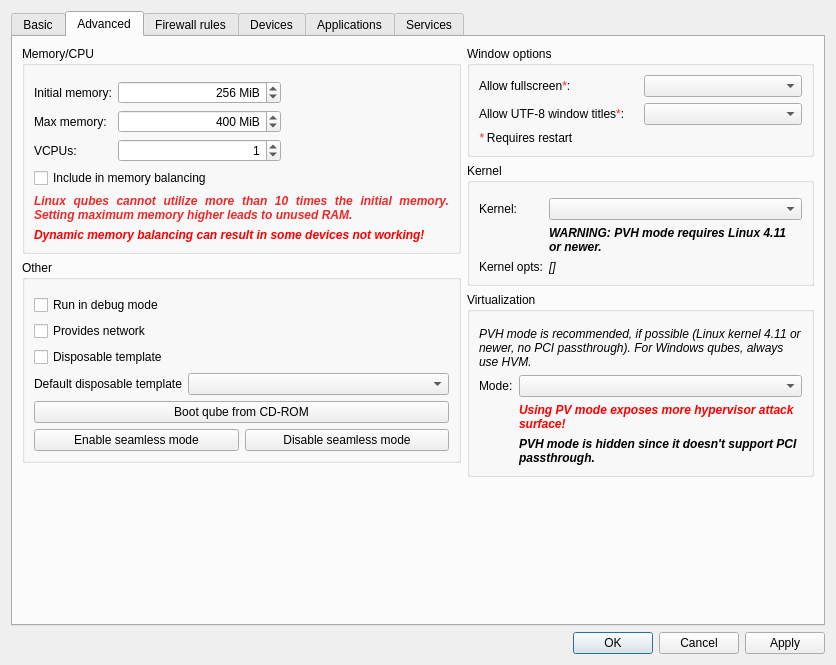
Qt form ui/settingsdlg.ui (QubesOS/qubes-manager) before a commit.
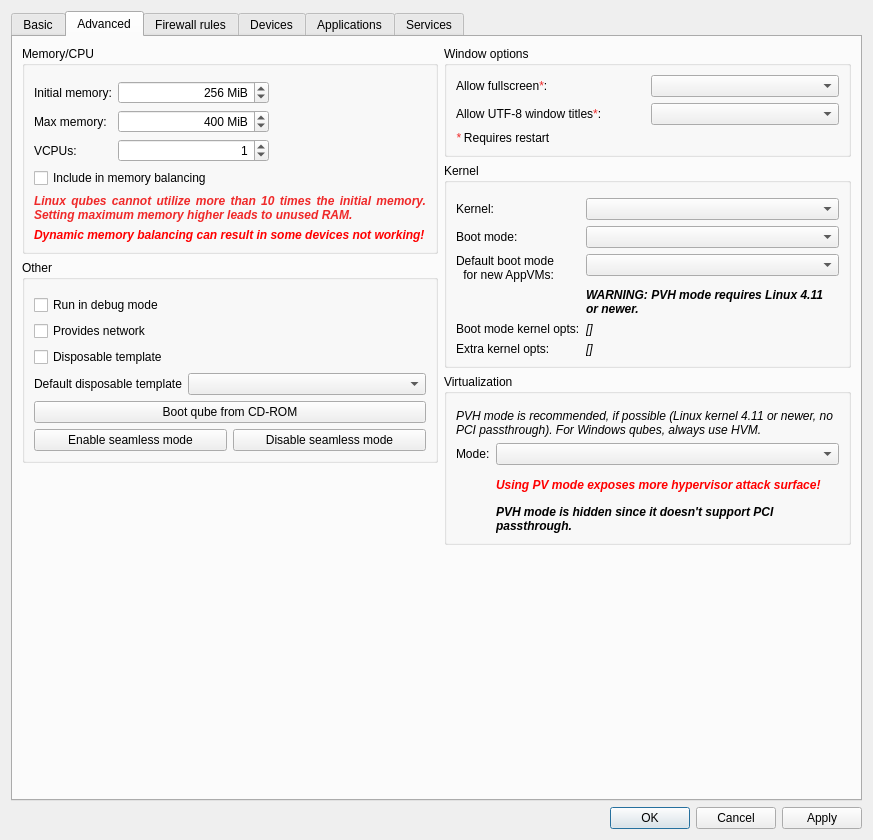
The same form after that commit. The open tabs and pages were chosen to show the change. Icons and pictures are not drawn. Custom widgets are drawn as their Qt base class.

Commit message: Add boot mode support

Diff of the .ui file:
```diff
--- a/ui/settingsdlg.ui
+++ b/ui/settingsdlg.ui
@@ -6,8 +6,8 @@
    <rect>
     <x>0</x>
     <y>0</y>
-    <width>836</width>
-    <height>665</height>
+    <width>873</width>
+    <height>840</height>
    </rect>
   </property>
   <property name="windowTitle">
@@ -943,6 +943,9 @@
                <widget class="QComboBox" name="kernel"/>
               </item>
               <item row="1" column="1">
+               <widget class="QComboBox" name="bootmode"/>
+              </item>
+              <item row="3" column="1">
                <widget class="QLabel" name="pvh_kernel_version_warning">
                 <property name="sizePolicy">
                  <sizepolicy hsizetype="Preferred" vsizetype="Minimum">
@@ -965,7 +968,7 @@
                 </property>
                </widget>
               </item>
-              <item row="2" column="0">
+              <item row="5" column="0">
                <widget class="QLabel" name="label_20">
                 <property name="sizePolicy">
                  <sizepolicy hsizetype="Preferred" vsizetype="Minimum">
@@ -974,11 +977,11 @@
                  </sizepolicy>
                 </property>
                 <property name="text">
-                 <string>Kernel opts:</string>
+                 <string>Extra kernel opts:</string>
                 </property>
                </widget>
               </item>
-              <item row="2" column="1">
+              <item row="5" column="1">
                <widget class="QLabel" name="kernel_opts">
                 <property name="sizePolicy">
                  <sizepolicy hsizetype="Maximum" vsizetype="Minimum">
@@ -1007,6 +1010,72 @@
                 </property>
                </widget>
               </item>
+              <item row="2" column="1">
+               <widget class="QComboBox" name="appvm_default_bootmode"/>
+              </item>
+              <item row="1" column="0">
+               <widget class="QLabel" name="label_25">
+                <property name="text">
+                 <string>Boot mode:</string>
+                </property>
+               </widget>
+              </item>
+              <item row="2" column="0">
+               <widget class="QLabel" name="appvm_default_bootmode_desc">
+                <property name="mouseTracking">
+                 <bool>true</bool>
+                </property>
+                <property name="styleSheet">
+                 <string notr="true"/>
+                </property>
+                <property name="text">
+                 <string>&lt;html&gt;&lt;head/&gt;&lt;body&gt;&lt;p align=&quot;right&quot;&gt;Default boot mode for new AppVMs:&lt;/p&gt;&lt;/body&gt;&lt;/html&gt;</string>
+                </property>
+                <property name="textFormat">
+                 <enum>Qt::AutoText</enum>
+                </property>
+                <property name="wordWrap">
+                 <bool>true</bool>
+                </property>
+               </widget>
+              </item>
+              <item row="4" column="0">
+               <widget class="QLabel" name="label_29">
+                <property name="text">
+                 <string>Boot mode kernel opts:</string>
+                </property>
+                <property name="wordWrap">
+                 <bool>false</bool>
+                </property>
+               </widget>
+              </item>
+              <item row="4" column="1">
+               <widget class="QLabel" name="bootmode_kernel_opts">
+                <property name="sizePolicy">
+                 <sizepolicy hsizetype="Maximum" vsizetype="Minimum">
+                  <horstretch>0</horstretch>
+                  <verstretch>0</verstretch>
+                 </sizepolicy>
+                </property>
+                <property name="maximumSize">
+                 <size>
+                  <width>250</width>
+                  <height>16777215</height>
+                 </size>
+                </property>
+                <property name="font">
+                 <font>
+                  <italic>true</italic>
+                 </font>
+                </property>
+                <property name="text">
+                 <string>[]</string>
+                </property>
+                <property name="wordWrap">
+                 <bool>true</bool>
+                </property>
+               </widget>
+              </item>
              </layout>
             </widget>
            </item>
```
Left out of the diff: 4 changed lines with no effect on the pictures. The commit also changes 1 other file.
